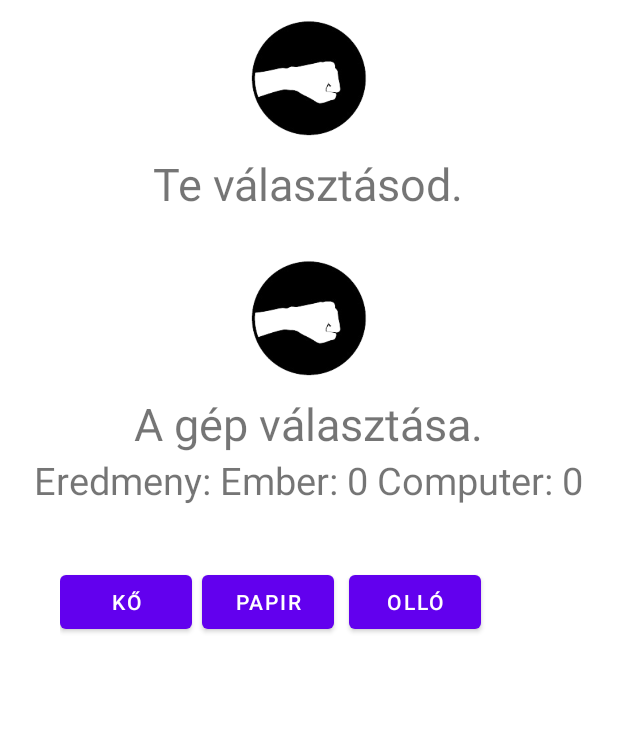
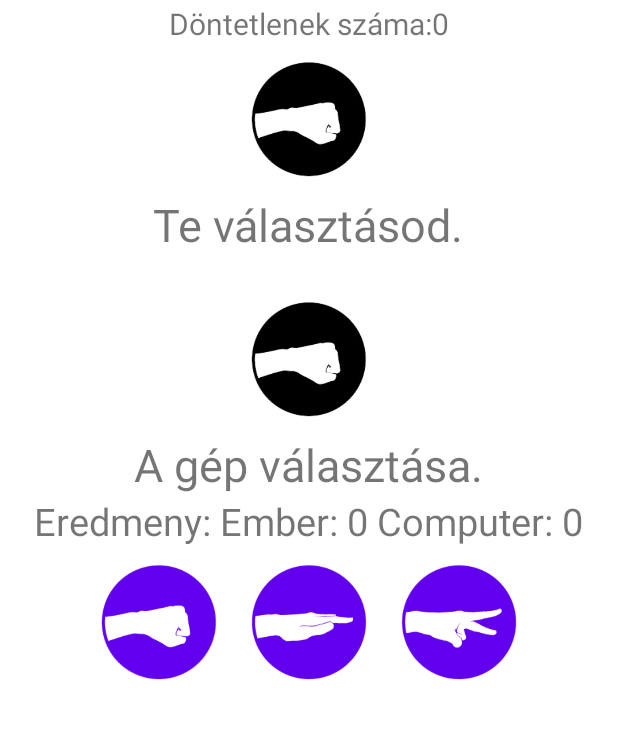
Before and after one commit to DallosDavid/Doga, an Android app: the screen it shows after launch (MainActivity), on a phone screen of 412 x 824 dp, the part 133-872 px from its top. Run offline under Robolectric (Android 15) with nearby library versions, the phone set to English and light mode, and no system bars.

Commit message:
Kép kattinttásal választ.Dontetlen kiir.Feladat vége.

```diff
--- a/app/src/main/java/com/example/doga/MainActivity.java
+++ b/app/src/main/java/com/example/doga/MainActivity.java
@@ -18,12 +18,14 @@ import java.util.Random;
 public class MainActivity extends AppCompatActivity {
 
     private ImageView igh1,igh2,igh3,ijh1,ijh2,ijh3,iiv_rock1,iiv_rock2;
-    private TextView tgep_id,tjat_id,tte1,gep,teredmeny;
-    private Button bko,bpapir,bollo;
+    private TextView tgep_id,tjat_id,tte1,gep,teredmeny,dontszam;
+    private Button bko,bpapir,bollo,bkepko,bkepollo,bkeppapir;
     private int[]images;
     private int a;
     private  int pgep;
     private  int pjat;
+    private  int dontetlenp;
+
 
 
 
@@ -33,7 +35,7 @@ public class MainActivity extends AppCompatActivity {
 
         init();
 
-        bpapir.setOnClickListener(new View.OnClickListener() {
+        bkeppapir.setOnClickListener(new View.OnClickListener() {
             @Override
             public void onClick(View v) {
                 PKepcserer();
@@ -41,7 +43,7 @@ public class MainActivity extends AppCompatActivity {
             }
         });
 
-        bko.setOnClickListener(new View.OnClickListener() {
+        bkepko.setOnClickListener(new View.OnClickListener() {
             @Override
             public void onClick(View v) {
                 KKepcserer();
@@ -49,7 +51,7 @@ public class MainActivity extends AppCompatActivity {
             }
         });
 
-        bollo.setOnClickListener(new View.OnClickListener() {
+        bkepollo.setOnClickListener(new View.OnClickListener() {
             @Override
             public void onClick(View v) {
                 SKepcserer();
@@ -63,6 +65,7 @@ public class MainActivity extends AppCompatActivity {
     }
 
     public  void ELlenfel() {
+
         images = new int[]{R.drawable.paper, R.drawable.rock, R.drawable.scissors};
         Random r = new Random();
         int rNum = r.nextInt(images.length);
@@ -77,6 +80,8 @@ public class MainActivity extends AppCompatActivity {
             int hosz = Toast.LENGTH_LONG;
             Toast toast = Toast.makeText(ige, text, hosz);
             toast.show();
+            dontetlenp++;
+            dontszam.setText("Döntetlenek száma: " + dontetlenp);
 
 
 
@@ -232,6 +237,7 @@ public class MainActivity extends AppCompatActivity {
                     public void onClick(DialogInterface dialog, int which) {
                         Toast.makeText(getApplicationContext(),"Sok sikert a játszmához.",Toast.LENGTH_LONG).show();
                         Alapvisza();
+                        dontetlenp=0;
 
                     }
                 });
@@ -240,7 +246,7 @@ public class MainActivity extends AppCompatActivity {
                     public void onClick(DialogInterface dialog, int which) {
                         Toast.makeText(getApplicationContext(),"Várunk visza.",Toast.LENGTH_LONG).show();
                         finish();
-
+                        dontetlenp=0;
                     }
                 });
                  alert.show();
@@ -256,6 +262,8 @@ public class MainActivity extends AppCompatActivity {
                     public void onClick(DialogInterface dialog, int which) {
                         Toast.makeText( getApplicationContext(),"Sok sikert a játszmához.",Toast.LENGTH_LONG).show();
                         Alapvisza();
+                        dontetlenp=0;
+
 
                     }
                 });
@@ -264,7 +272,7 @@ public class MainActivity extends AppCompatActivity {
                     @Override
                     public void onClick(DialogInterface dialog, int which) {
                         Toast.makeText(getApplicationContext(),"Várunk visza.",Toast.LENGTH_LONG).show();
-                        finish();
+                        finish();dontetlenp=0;
                     }
                 });
                 alert1.show();
@@ -273,11 +281,12 @@ public class MainActivity extends AppCompatActivity {
 
     }
 
+
     public void Alapvisza()
     {
         pgep=0;
         pjat=0;
-
+        dontetlenp=0;
         igh1.setImageResource(R.drawable.heart2);
         igh2.setImageResource(R.drawable.heart2);
         igh3.setImageResource(R.drawable.heart2);
@@ -315,9 +324,11 @@ public class MainActivity extends AppCompatActivity {
         iiv_rock2=findViewById(R.id.iv_rock2);
         gep=findViewById(R.id.gep_va);
         teredmeny=findViewById(R.id.eredmeny);
-        bko=findViewById(R.id.ko);
-        bpapir=findViewById(R.id.papir);
-        bollo=findViewById(R.id.ollo);
+
+        dontszam=findViewById(R.id.dontsz);
+        bkepko =findViewById(R.id.kepko);
+        bkepollo =findViewById(R.id.kepollo);
+        bkeppapir =findViewById(R.id.keppapir);
 
 
     }
--- a/app/src/main/res/layout/activity_main.xml
+++ b/app/src/main/res/layout/activity_main.xml
@@ -7,6 +7,7 @@
     tools:context=".MainActivity"
     android:orientation="vertical"
     android:gravity="center_horizontal"
+
     >
 
     <LinearLayout
@@ -37,10 +38,12 @@
             android:textSize="25sp"
             android:id="@+id/gep_id"
             />
+
         <TextView
             android:layout_width="wrap_content"
             android:layout_height="wrap_content"
-            android:text="                     "/>
+            android:text="                     " />
+
         <TextView
             android:layout_width="wrap_content"
             android:layout_height="wrap_content"
@@ -67,17 +70,34 @@
             android:id="@+id/jh3"/>
     </LinearLayout>
 
+    <LinearLayout
+        android:layout_width="wrap_content"
+        android:layout_height="wrap_content"
+        >
+        <TextView
+            android:layout_width="wrap_content"
+            android:layout_height="wrap_content"
+            android:text="Döntetlenek száma:0"
+            android:textSize="20sp"
+            android:id="@+id/dontsz"
+            >
+
+
+        </TextView>
+
+    </LinearLayout>
+
+
 
     <LinearLayout
         android:layout_width="wrap_content"
         android:layout_height="wrap_content" >
 
         <ImageView
+            android:id="@+id/iv_rock1"
             android:layout_width="100dp"
             android:layout_height="100dp"
-            android:src="@drawable/rock"
-            android:id="@+id/iv_rock1"
-            />
+            android:src="@drawable/rock" />
 
     </LinearLayout>
 
@@ -127,40 +147,28 @@
 
 
     <LinearLayout
-        android:layout_width="match_parent"
-        android:layout_height="match_parent"
-        android:orientation="horizontal"
-        android:padding="40sp">
+        android:layout_width="wrap_content"
+        android:layout_height="wrap_content">
+     <Button
+         android:layout_width="100sp"
+         android:layout_height="100sp"
+         android:background="@drawable/rock"
+         android:id="@+id/kepko"
+         ></Button>
 
-        <Button
-            android:id="@+id/ko"
-            android:layout_width="wrap_content"
-            android:layout_height="wrap_content"
-            android:text="KŐ" />
+    <Button
+        android:layout_width="100sp"
+        android:layout_height="100sp"
+        android:background="@drawable/paper"
+        android:id="@+id/keppapir"
+        ></Button>
 
-        <TextView
-            android:layout_width="wrap_content"
-            android:layout_height="wrap_content"
-            android:text="  "/>
-
-        <Button
-            android:id="@+id/papir"
-            android:layout_width="wrap_content"
-            android:layout_height="wrap_content"
-            android:text="PAPIR"/>
-
-        <TextView
-            android:layout_width="wrap_content"
-            android:layout_height="wrap_content"
-            android:text="   "/>
-
-        <Button
-            android:id="@+id/ollo"
-            android:layout_width="wrap_content"
-            android:layout_height="wrap_content"
-            android:text="OLLÓ" />
-
-
+    <Button
+        android:layout_width="100sp"
+        android:layout_height="100sp"
+        android:background="@drawable/scissors"
+        android:id="@+id/kepollo"
+        ></Button>
     </LinearLayout>
 
 
```
